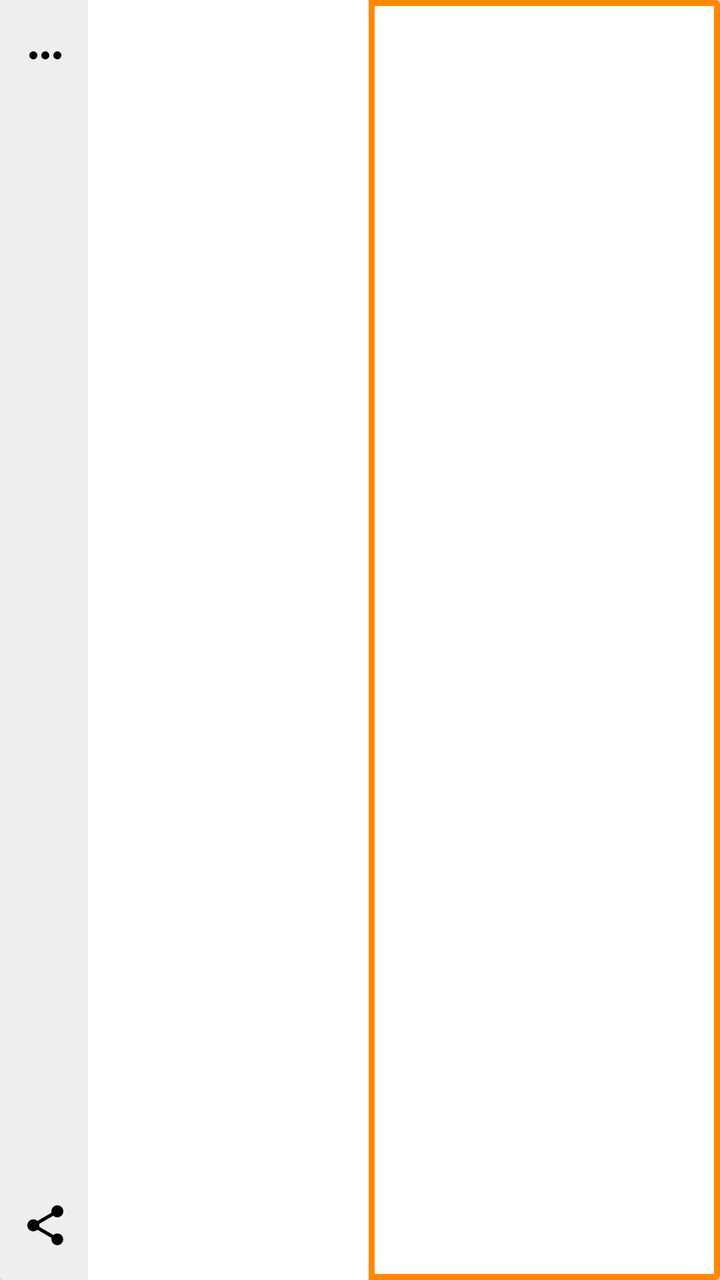
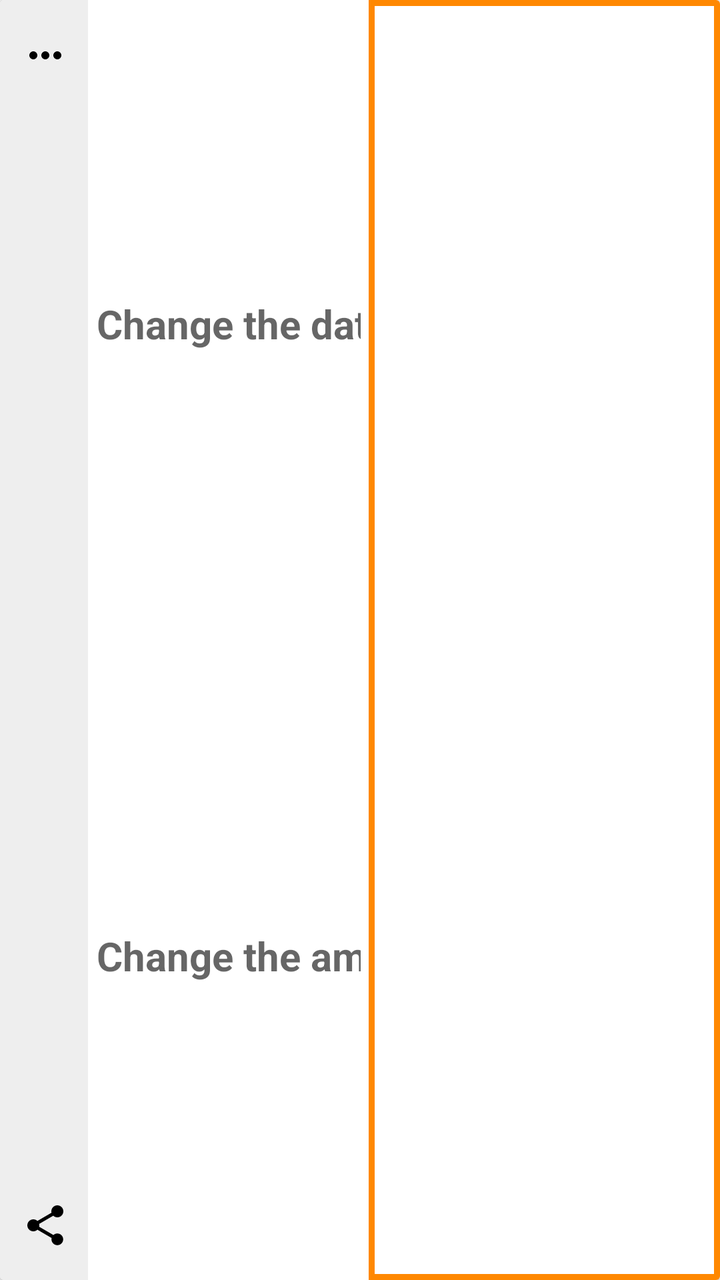

Before-and-after screenshots of an Android layout around one commit, followed by the original layout XML and the change that was made.
<!-- AndroidManifest.xml: application theme AppTheme -->
<!-- res/layout/item_record.xml -->
<?xml version="1.0" encoding="utf-8"?>
<androidx.cardview.widget.CardView
    xmlns:android="http://schemas.android.com/apk/res/android"
    android:id="@+id/record_item_view"
    android:layout_width="match_parent"
    android:layout_height="90dp"
    android:layout_marginLeft="8dp"
    android:layout_marginRight="8dp"
    android:layout_marginTop="4dp"
    android:layout_marginBottom="4dp">

    <LinearLayout
        android:layout_width="match_parent"
        android:layout_height="match_parent"
        android:orientation="horizontal"
        android:baselineAligned="false">

        <FrameLayout
            android:layout_width="44dp"
            android:layout_height="match_parent"
            android:paddingTop="15dp"
            android:paddingBottom="15dp"
            android:paddingStart="10dp"
            android:background="@color/colorChalk"
            android:orientation="vertical"
            android:clickable="true"
            android:focusable="true">

            <ImageButton
                android:id="@+id/record_contact_button"
                android:layout_width="25dp"
                android:layout_height="25dp"
                android:layout_gravity="top"
                android:background="@color/colorChalk"
                android:src="@drawable/ic_baseline_more_horiz_24px"
                android:contentDescription="@string/description_decrement_percentage_text"/>

            <ImageButton
                android:id="@+id/record_share_button"
                android:layout_width="25dp"
                android:layout_height="25dp"
                android:layout_gravity="bottom"
                android:background="@color/colorChalk"
                android:src="@drawable/ic_menu_share"
                android:contentDescription="@string/description_decrement_percentage_text"/>

        </FrameLayout>

        <LinearLayout
            android:id="@+id/stats_view"
            android:layout_width="0dp"
            android:layout_height="match_parent"
            android:layout_weight=".4"
            android:padding="4dp"
            android:orientation="vertical"
            android:gravity="end"
            android:clickable="true"
            android:focusable="true">

            <TextView
                android:id="@+id/record_time_text"
                android:layout_width="match_parent"
                android:layout_height="0dp"
                android:layout_weight=".5"
                android:layout_gravity="center"
                android:background="#fff"
                android:textSize="@dimen/text_size_paragraph_title"
                android:textStyle="bold"
                android:gravity="center"/>

            <TextView
                android:id="@+id/record_amount_text"
                android:layout_width="match_parent"
                android:layout_height="0dp"
                android:layout_weight=".5"
                android:layout_gravity="center"
                android:background="#fff"
                android:textSize="@dimen/text_size_paragraph_title"
                android:textStyle="bold"
                android:gravity="center"/>

        </LinearLayout>

        <FrameLayout
            android:id="@+id/record_text_view"
            android:layout_width="0dp"
            android:layout_height="match_parent"
            android:layout_weight=".5"
            android:padding="3dp"
            android:background="@color/colorHeat">

            <LinearLayout xmlns:android="http://schemas.android.com/apk/res/android"
                android:layout_width="match_parent"
                android:layout_height="match_parent"
                android:padding="2dp"
                android:background="#fff"
                android:orientation="vertical"
                android:layout_gravity="start|center_vertical">

                <TextView
                    android:id="@+id/record_primary"
                    android:layout_width="wrap_content"
                    android:layout_height="0dp"
                    android:layout_weight=".7"
                    android:layout_margin="4dp"
                    android:textSize="@dimen/text_size_paragraph_title"
                    android:textAppearance="?attr/textAppearanceListItem" />

                <TextView
                    android:id="@+id/record_secondary"
                    android:layout_width="wrap_content"
                    android:layout_height="0dp"
                    android:layout_weight=".3"
                    android:layout_marginStart="4dp"
                    android:textSize="@dimen/text_size_paragraph"
                    android:textAppearance="?attr/textAppearanceListItem" />

            </LinearLayout>

        </FrameLayout>

    </LinearLayout>

</androidx.cardview.widget.CardView>
<!-- resources referenced by this layout -->
<resources>
  <color name="colorChalk">#EEE</color>
  <color name="colorHeat">#FF8800</color>
  <dimen name="text_size_paragraph">16sp</dimen>
  <dimen name="text_size_paragraph_title">20sp</dimen>
  <!-- drawable ic_baseline_more_horiz_24px (drawable) -->
  <vector xmlns:android="http://schemas.android.com/apk/res/android"
      android:width="24dp"
      android:height="24dp"
      android:viewportWidth="24"
      android:viewportHeight="24">
    <path
        android:fillColor="#FF000000"
        android:pathData="M6,10c-1.1,0 -2,0.9 -2,2s0.9,2 2,2 2,-0.9 2,-2 -0.9,-2 -2,-2zM18,10c-1.1,0 -2,0.9 -2,2s0.9,2 2,2 2,-0.9 2,-2 -0.9,-2 -2,-2zM12,10c-1.1,0 -2,0.9 -2,2s0.9,2 2,2 2,-0.9 2,-2 -0.9,-2 -2,-2z"/>
  </vector>
  <!-- drawable ic_menu_share (drawable-v21) -->
  <vector xmlns:android="http://schemas.android.com/apk/res/android"
      android:width="24dp"
      android:height="24dp"
      android:viewportHeight="24.0"
      android:viewportWidth="24.0">
      <path
          android:fillColor="#FF000000"
          android:pathData="M18,16.08c-0.76,0 -1.44,0.3 -1.96,0.77L8.91,12.7c0.05,-0.23 0.09,-0.46 0.09,-0.7s-0.04,-0.47 -0.09,-0.7l7.05,-4.11c0.54,0.5 1.25,0.81 2.04,0.81 1.66,0 3,-1.34 3,-3s-1.34,-3 -3,-3 -3,1.34 -3,3c0,0.24 0.04,0.47 0.09,0.7L8.04,9.81C7.5,9.31 6.79,9 6,9c-1.66,0 -3,1.34 -3,3s1.34,3 3,3c0.79,0 1.5,-0.31 2.04,-0.81l7.12,4.16c-0.05,0.21 -0.08,0.43 -0.08,0.65 0,1.61 1.31,2.92 2.92,2.92 1.61,0 2.92,-1.31 2.92,-2.92s-1.31,-2.92 -2.92,-2.92z" />
  </vector>
  <string name="description_decrement_percentage_text">Press this button to decrease the percentage of your total donation amount to be allocated to this charity on each converted smile or stride</string>
  <style name="AppTheme" parent="Theme.AppCompat.Light.DarkActionBar">
          <item name="colorPrimary">@color/colorPrimary</item>
          <item name="colorPrimaryDark">@color/colorPrimaryDark</item>
          <item name="colorAccent">@color/colorAccent</item>
          <item name="popupMenuStyle">@style/AppTheme.PopupOverlay</item>
      </style>
  <color name="colorPrimary">#00B0FF</color>
  <color name="colorPrimaryDark">#0081CB</color>
  <color name="colorAccent">#FBC02D</color>
  <style name="AppTheme.PopupOverlay" parent="@android:style/Widget.PopupMenu">
          <item name="android:background">@color/colorPrimary</item>
      </style>
</resources>

<!-- the commit's change to res/layout/item_record.xml (unified diff, before → after) -->
@@ -47,7 +47,7 @@
         </FrameLayout>
 
         <LinearLayout
-            android:id="@+id/stats_view"
+            android:id="@+id/record_stats_view"
             android:layout_width="0dp"
             android:layout_height="match_parent"
             android:layout_weight=".4"
@@ -57,7 +57,7 @@
             android:clickable="true"
             android:focusable="true">
 
-            <TextView
+            <EditText
                 android:id="@+id/record_time_text"
                 android:layout_width="match_parent"
                 android:layout_height="0dp"
@@ -66,9 +66,13 @@
                 android:background="#fff"
                 android:textSize="@dimen/text_size_paragraph_title"
                 android:textStyle="bold"
-                android:gravity="center"/>
+                android:gravity="center"
+                android:inputType="numberDecimal"
+                android:imeOptions="actionDone"
+                android:importantForAutofill="no"
+                android:hint="Change the date of this record"/>
 
-            <TextView
+            <EditText
                 android:id="@+id/record_amount_text"
                 android:layout_width="match_parent"
                 android:layout_height="0dp"
@@ -77,7 +81,11 @@
                 android:background="#fff"
                 android:textSize="@dimen/text_size_paragraph_title"
                 android:textStyle="bold"
-                android:gravity="center"/>
+                android:gravity="center"
+                android:inputType="numberDecimal"
+                android:imeOptions="actionDone"
+                android:importantForAutofill="no"
+                android:hint="Change the amount of this record"/>
 
         </LinearLayout>
 
